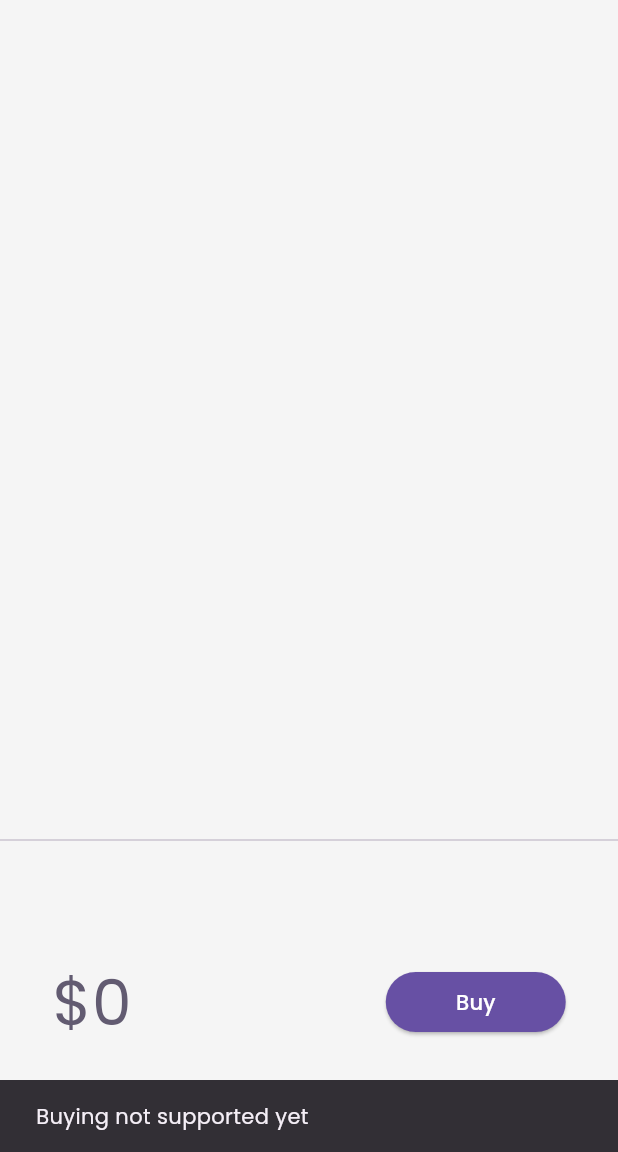
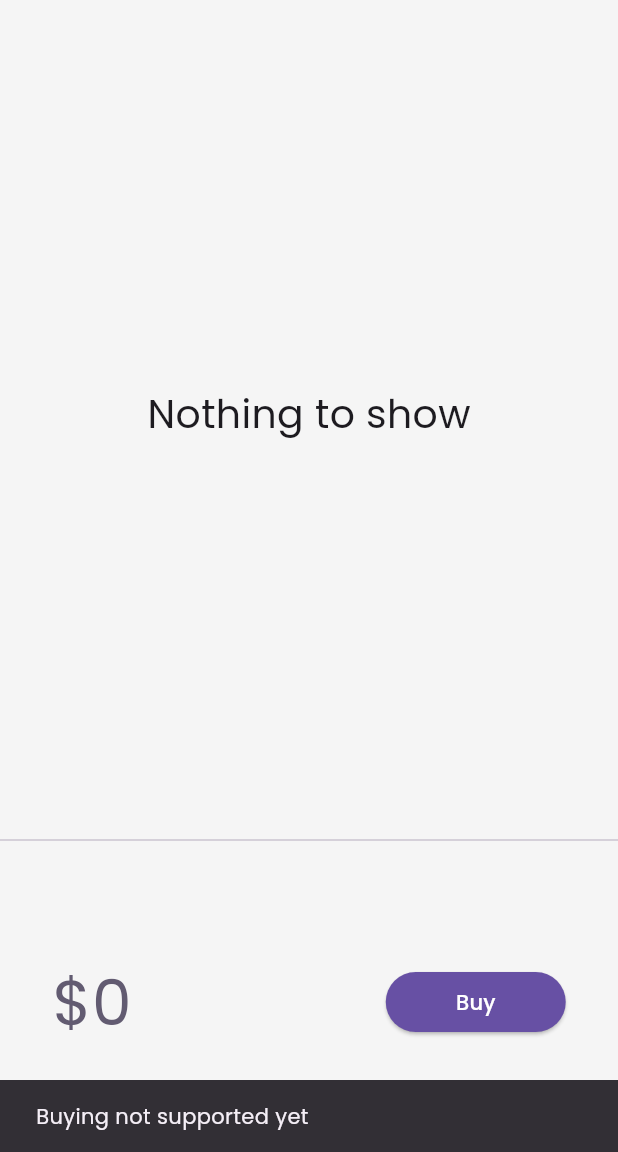
Before and after one commit to gayatrilamichhanegithub/flutter_catalog, a Flutter app: the CartPage screen opened by its route, after a tap on "Buy", on a phone screen of 412 x 824 dp, the part 84-1236 px from its top. Run offline on Flutter 3.47's test engine with Material 3 defaults, Android fonts, the phone set to English and light mode, and no system bars; our stand-ins replace google_fonts, velocity_x; network calls fail.

Commit message:
complete day-19

```diff
--- a/lib/pages/cart_page.dart
+++ b/lib/pages/cart_page.dart
@@ -8,7 +8,7 @@ class CartPage extends StatelessWidget {
     return Scaffold(
       backgroundColor: context.canvasColor,
       appBar: AppBar(
-        backgroundColor: const Color.fromARGB(202, 253, 252, 250),
+        backgroundColor: const Color.fromARGB(201, 240, 241, 241),
         title: "Cart".text.make(),
       ),
       body: Column(
@@ -59,14 +59,19 @@ class _CartListState extends State<_CartList> {
   final _cart = CartModel();
   @override
   Widget build(BuildContext context) {
-    return ListView.builder(
+    return _cart.items.isEmpty
+        ? "Nothing to show".text.xl3.makeCentered()
+        : ListView.builder(
           itemCount: _cart.items?.length,
           itemBuilder:
               (context, index) => ListTile(
                 leading: Icon(Icons.done),
                 trailing: IconButton(
                   icon: Icon(Icons.remove_circle_outline),
-              onPressed: () {},
+                  onPressed: () {
+                    _cart.remove(_cart.items[index]);
+                    setState(() {});
+                  },
                 ),
                 title: _cart.items[index].name.text.make(),
               ),
--- a/lib/widgets/themes.dart
+++ b/lib/widgets/themes.dart
@@ -46,8 +46,13 @@ class MyTheme {
     ),
   );
 
-  static Color creamColor = const Color(0xfff5f5f5);
-  static Color darkcreamColor = Colors.grey.shade900;
-  static Color darkBluishColor = const Color.fromARGB(255, 58, 24, 226);
-  static Color lightBluishColor = const Color(0xFF5066E7);
+  static Color creamColor = const Color.from(
+    alpha: 1,
+    red: 0.961,
+    green: 0.961,
+    blue: 0.961,
+  );
+  static Color darkcreamColor = const Color.fromARGB(255, 3, 47, 158);
+  static Color darkBluishColor = const Color.fromRGBO(44, 8, 220, 0.944);
+  static Color lightBluishColor = const Color.fromARGB(241, 6, 39, 231);
 }
```
Also changed, not shown: lib/pages/home_detail_page.dart (+3 -14 lines), lib/pages/home_page.dart (+10 -2 lines), lib/widgets/home_widgets/add_to_cart.dart (added, +45 -0 lines), lib/widgets/home_widgets/catalog_list.dart (+3 -38 lines). Lines whose indentation alone changed are shown as unchanged.
